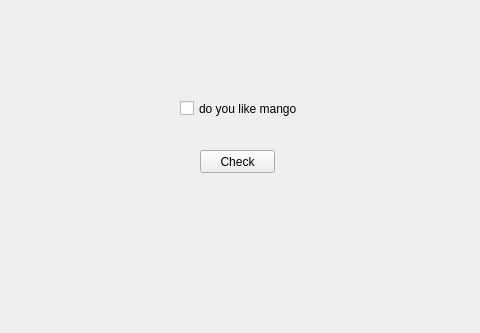
Qt form mainwindow.ui (Sushmitha212218203031/CHECKBOX-) before a commit; both pictures show x 120 to 600 and y 0 to 333 of the 800 by 600 pixel window.
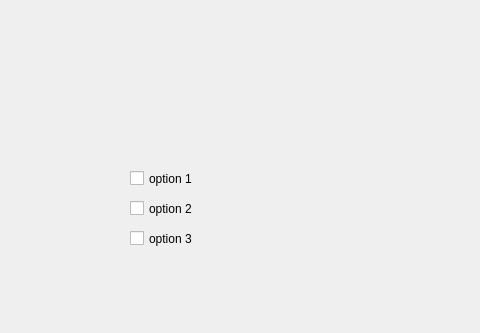
The same form after that commit.

The edit to the form file:
```diff
--- a/mainwindow.ui
+++ b/mainwindow.ui
@@ -17,27 +17,40 @@
    <widget class="QCheckBox" name="checkBox">
     <property name="geometry">
      <rect>
-      <x>300</x>
-      <y>100</y>
-      <width>171</width>
+      <x>250</x>
+      <y>170</y>
+      <width>70</width>
       <height>17</height>
      </rect>
     </property>
     <property name="text">
-     <string>do you like mango</string>
+     <string>option 1</string>
     </property>
    </widget>
-   <widget class="QPushButton" name="pushButton">
+   <widget class="QCheckBox" name="checkBox_2">
     <property name="geometry">
      <rect>
-      <x>320</x>
-      <y>150</y>
-      <width>75</width>
-      <height>23</height>
+      <x>250</x>
+      <y>200</y>
+      <width>70</width>
+      <height>17</height>
      </rect>
     </property>
     <property name="text">
-     <string>Check</string>
+     <string>option 2</string>
+    </property>
+   </widget>
+   <widget class="QCheckBox" name="checkBox_3">
+    <property name="geometry">
+     <rect>
+      <x>250</x>
+      <y>230</y>
+      <width>70</width>
+      <height>17</height>
+     </rect>
+    </property>
+    <property name="text">
+     <string>option 3</string>
     </property>
    </widget>
   </widget>
```
